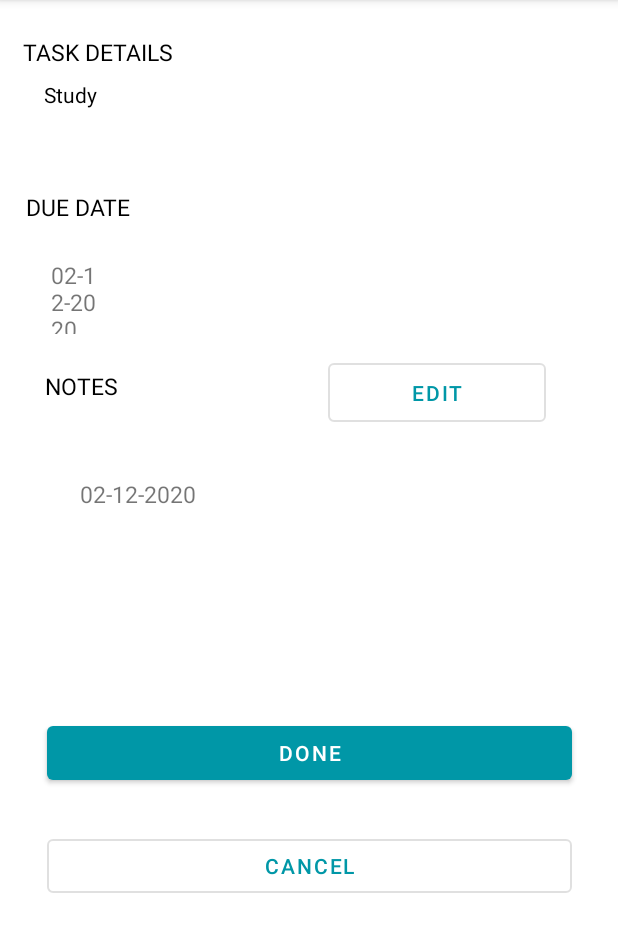
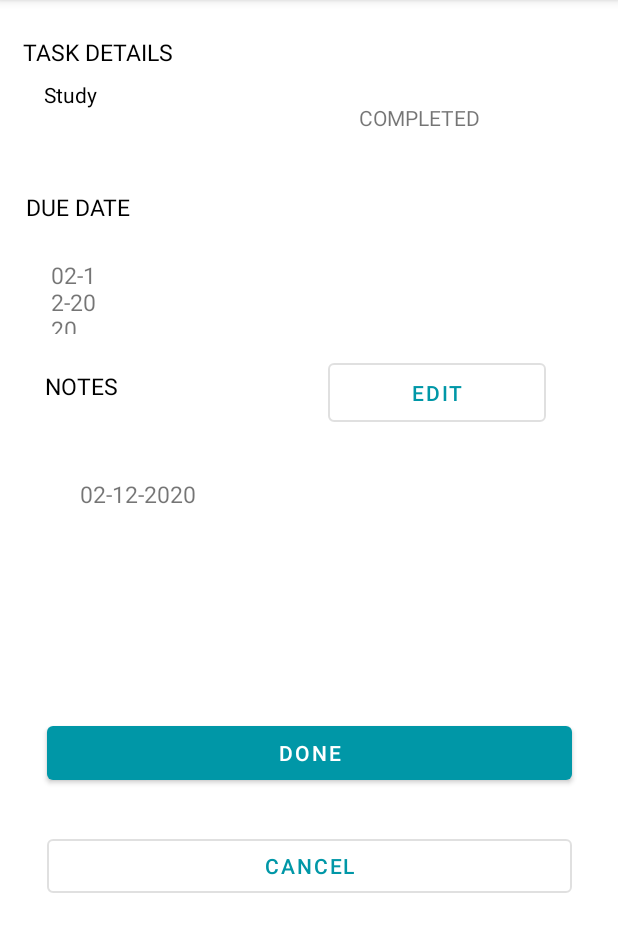
Before and after one commit to lamiaomar/ToDoListProject, an Android app: the screen it shows after launch (MainActivity), after a tap on "Study", on a phone screen of 412 x 824 dp, the part 84-1036 px from its top. Run offline under Robolectric (Android 15) with nearby library versions, the phone set to English and light mode, and no system bars; our stand-ins replace data binding.

Commit message:
calender & state Commit

```diff
--- a/app/src/main/java/com/example/todolistproject/ViewFragment.kt
+++ b/app/src/main/java/com/example/todolistproject/ViewFragment.kt
@@ -56,6 +56,7 @@ class ViewFragment : Fragment() {
 
         //To display data
         sharedViewModel.showData()
+        setTheStateInView()
 
         binding.doneButton.setOnClickListener {
 
@@ -69,10 +70,17 @@ class ViewFragment : Fragment() {
 
         }
 
+//        sharedViewModel.setState(){
+//
+//        }
+    }
+
+    fun setTheStateInView(){
+        if (sharedViewModel.setState())
+            binding.viewIsCompleted.text = "COMPLETED"
+
     }
 
 
 
-
-
 }
--- a/app/src/main/java/com/example/todolistproject/adapter/taskAdapter.kt
+++ b/app/src/main/java/com/example/todolistproject/adapter/taskAdapter.kt
@@ -4,11 +4,16 @@ import android.content.Context
 import android.view.LayoutInflater
 import android.view.View
 import android.view.ViewGroup
+import android.widget.CheckBox
+import android.widget.RadioButton
 import android.widget.TextView
+import androidx.fragment.app.activityViewModels
 import androidx.navigation.findNavController
 import androidx.recyclerview.widget.RecyclerView
 import com.example.todolistproject.R
 import com.example.todolistproject.model.Task
+import com.example.todolistproject.model.TaskViewModel
+import com.example.todolistproject.model.alltasks
 import com.example.todolistproject.toDoListFragmentDirections
 
 class taskAdapter (
@@ -17,11 +22,14 @@ class taskAdapter (
         ) : RecyclerView.Adapter<taskAdapter.TaskViewHolder>(){
 
 
+    var taskState : Boolean = false
+
             class TaskViewHolder(internal val view : View) : RecyclerView.ViewHolder(view){
 
                 val nameTask : TextView = view.findViewById(R.id.title_textView)
                 val dueDateTask : TextView = view.findViewById(R.id.dueDate_textView)
                 val descTask : TextView = view.findViewById(R.id.desc_textView)
+                val isCompleted : TextView = view.findViewById(R.id.isCompleted)
 
             }
 
@@ -43,14 +51,34 @@ class taskAdapter (
         holder.dueDateTask.text = item.dueDate
         holder.descTask.text = item.description
 
+        if (item.state){
+            holder.isCompleted.text = "COMPLETED"
+        }
+
+
+
+//        holder.stateTask.setOnCheckedChangeListener { _ , isChecked ->
+//            if (isChecked) {
+//                holder.nameTask.text = item.title
+//                holder.dueDateTask.text = item.dueDate
+//                holder.descTask.text = item.description
+//                holder.stateTask.text = item.state.toString()
+//                alltasks
+//
+//            }
+//        }
+
         holder.nameTask.setOnClickListener {
 
             val action = toDoListFragmentDirections.actionToDoListFragmentToViewFragment(position)
             holder.nameTask.findNavController().navigate(action)
 
         }
+
     }
 
     override fun getItemCount(): Int = dataset.size
 
+
+
 }
--- a/app/src/main/java/com/example/todolistproject/model/DatePickerFragment.kt
+++ b/app/src/main/java/com/example/todolistproject/model/DatePickerFragment.kt
@@ -15,8 +15,7 @@ import java.text.SimpleDateFormat
 import java.util.*
 
 
-class DatePickerFragment : DialogFragment() ,
-    DatePickerDialog.OnDateSetListener {
+class DatePickerFragment : DialogFragment() , DatePickerDialog.OnDateSetListener {
 
     private val calender = Calendar.getInstance()
 
--- a/app/src/main/java/com/example/todolistproject/model/Task.kt
+++ b/app/src/main/java/com/example/todolistproject/model/Task.kt
@@ -7,5 +7,5 @@ data class Task(
     val title: String,
     val description: String,
     val dueDate: String,
-    val state: Boolean = false
+    val state: Boolean
 )
--- a/app/src/main/java/com/example/todolistproject/model/TaskViewModel.kt
+++ b/app/src/main/java/com/example/todolistproject/model/TaskViewModel.kt
@@ -13,20 +13,22 @@ class TaskViewModel : ViewModel() {
     val currentPosition
         get() = _currentPosition
 
-    var title = MutableLiveData<String>()
+    var title = MutableLiveData<String?>()
 
-    var description = MutableLiveData<String>()
+    var description = MutableLiveData<String?>()
 
-    var dueDate = MutableLiveData<String>()
+    var dueDate = MutableLiveData<String?>()
 
     var date = MutableLiveData<Date>()
 
     var state = MutableLiveData<Boolean>()
 
 
+
     fun addItemToList() {
+
         var item = Task(title.value!!,description.value!!
-                       ,dueDate.value!! ,true)
+                       ,dueDate.value!! ,false)
         alltasks.add(item)
 
         /*
@@ -37,6 +39,8 @@ class TaskViewModel : ViewModel() {
         title.value = null
         description.value = null
         dueDate.value = null
+        state.value = false
+
 
     }
 
@@ -46,6 +50,7 @@ class TaskViewModel : ViewModel() {
         title.value = item.title
         description.value = item.description.toString()
         dueDate.value = item.dueDate.toString()
+        state.value = item.state
 
     }
 
@@ -57,7 +62,7 @@ class TaskViewModel : ViewModel() {
     fun editInList(){
         //Add the item in the task as new item
         var item = Task(title.value!!,description.value!!
-                        ,dueDate.value!! ,true)
+                        ,dueDate.value!! ,state.value!!)
 
         alltasks.add(item)
 
@@ -66,9 +71,12 @@ class TaskViewModel : ViewModel() {
     }
 
 
-    fun setState(state1 : Boolean){
-        state.value = state1
+    fun setState() : Boolean{
+        if (state.value!!.equals(true)) return true
+
+        return false
     }
 
 
+
 }
--- a/app/src/main/java/com/example/todolistproject/toDoListFragment.kt
+++ b/app/src/main/java/com/example/todolistproject/toDoListFragment.kt
@@ -48,7 +48,6 @@ class toDoListFragment : Fragment() {
         recyclerView.adapter = taskAdapter(this.requireContext(), dataset )
 
         binding.floatingActionButton.setOnClickListener{
-
             findNavController().navigate(R.id.action_toDoListFragment_to_addFragment)
         }
 
--- /dev/null
+++ b/app/src/main/res/drawable/ic_baseline_done_24.xml
@@ -0,0 +1,5 @@
+<vector android:height="24dp" android:tint="#235858"
+    android:viewportHeight="24" android:viewportWidth="24"
+    android:width="24dp" xmlns:android="http://schemas.android.com/apk/res/android">
+    <path android:fillColor="@android:color/white" android:pathData="M9,16.2L4.8,12l-1.4,1.4L9,19 21,7l-1.4,-1.4L9,16.2z"/>
+</vector>
--- a/app/src/main/res/layout/fragment_edit_i.xml
+++ b/app/src/main/res/layout/fragment_edit_i.xml
@@ -157,12 +157,10 @@
 
                 <CheckBox
                     android:id="@+id/state"
+                    android:text="Completed"
                     android:layout_width="173dp"
                     android:layout_height="53dp"
-                    android:text="state"
-                    android:checked="@{viewModel.state.equals(true)}"
-                    android:onClick="@{() -> viewModel.setState(true)}"
-                    android:defaultFocusHighlightEnabled="true"
+                    android:checked="@={viewModel.state}"
                     app:layout_constraintBottom_toTopOf="@+id/doneButton"
                     app:layout_constraintEnd_toEndOf="parent"
                     app:layout_constraintStart_toStartOf="parent"
--- a/app/src/main/res/layout/fragment_view.xml
+++ b/app/src/main/res/layout/fragment_view.xml
@@ -31,9 +31,10 @@
                 android:layout_width="wrap_content"
                 android:layout_height="wrap_content"
                 android:layout_marginTop="24dp"
+                android:text="@string/TASKDETAILS"
+
+                android:textColor="@color/black"
                 android:textSize="15dp"
-                android:textColor="@color/black"
-                android:text="@string/TASKDETAILS"
                 app:layout_constraintEnd_toEndOf="parent"
                 app:layout_constraintHorizontal_bias="0.05"
                 app:layout_constraintStart_toStartOf="parent"
@@ -140,8 +141,21 @@
                 android:text="Edit"
                 app:layout_constraintEnd_toEndOf="parent"
                 app:layout_constraintStart_toEndOf="@+id/textView2"
-                app:layout_constraintTop_toTopOf="parent"
-                app:layout_constraintTop_toBottomOf="@+id/doneButton" />
+                app:layout_constraintTop_toBottomOf="@+id/doneButton"
+                app:layout_constraintTop_toTopOf="parent" />
+
+            <TextView
+                android:id="@+id/viewIsCompleted"
+                android:layout_width="wrap_content"
+                android:layout_height="wrap_content"
+                android:layout_marginBottom="148dp"
+                app:layout_constraintBottom_toTopOf="@+id/editButton"
+                app:layout_constraintEnd_toEndOf="parent"
+                android:text="not"
+                app:layout_constraintHorizontal_bias="0.636"
+                app:layout_constraintStart_toEndOf="@+id/text_edit_title" />
+
+
         </androidx.constraintlayout.widget.ConstraintLayout>
     </ScrollView>
 </layout>
--- a/app/src/main/res/navigation/nav_graph.xml
+++ b/app/src/main/res/navigation/nav_graph.xml
@@ -54,6 +54,9 @@
         <argument
             android:name="title"
             app:argType="integer" />
+        <action
+            android:id="@+id/action_editIFragment_to_viewFragment"
+            app:destination="@id/viewFragment" />
     </fragment>
     <fragment
         android:id="@+id/datePickerFragment"
--- a/app/src/main/res/values/strings.xml
+++ b/app/src/main/res/values/strings.xml
@@ -13,4 +13,6 @@
     <!-- TODO: Remove or change this placeholder text -->
     <string name="hello_blank_fragment">Hello blank fragment</string>
     <string name="not_completed">Not Completed</string>
+    <string name="comleted">Comleted</string>
+    <string name="not">Not</string>
 </resources>
```
Also changed, not shown: app/src/main/java/com/example/todolistproject/AddFragment.kt (+25 -28 lines), app/src/main/java/com/example/todolistproject/EditIFragment.kt (+14 -0 lines), app/src/main/res/layout/fragment_add.xml (+0 -10 lines), app/src/main/res/layout/fragment_to_do_list.xml (+11 -8 lines), app/src/main/res/layout/item_shape.xml (+28 -15 lines).
